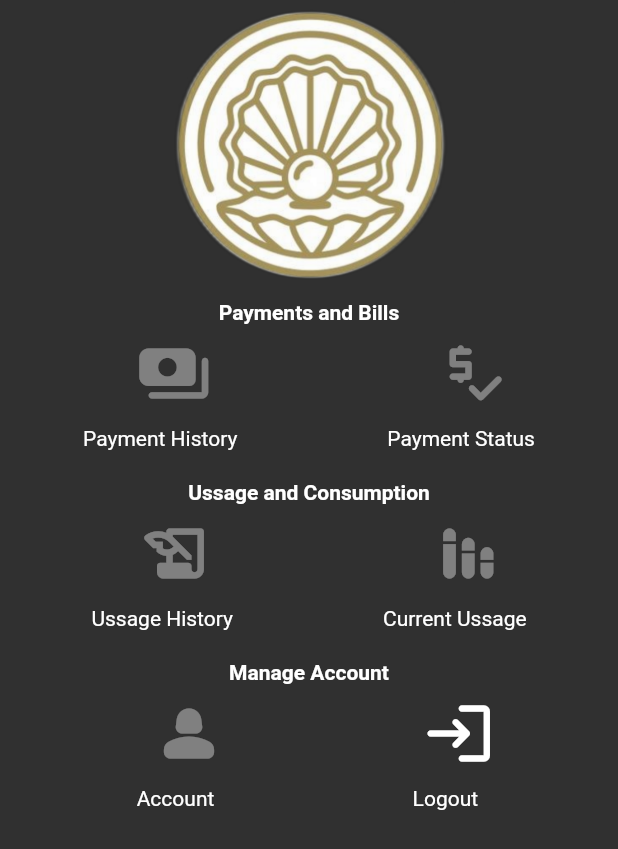
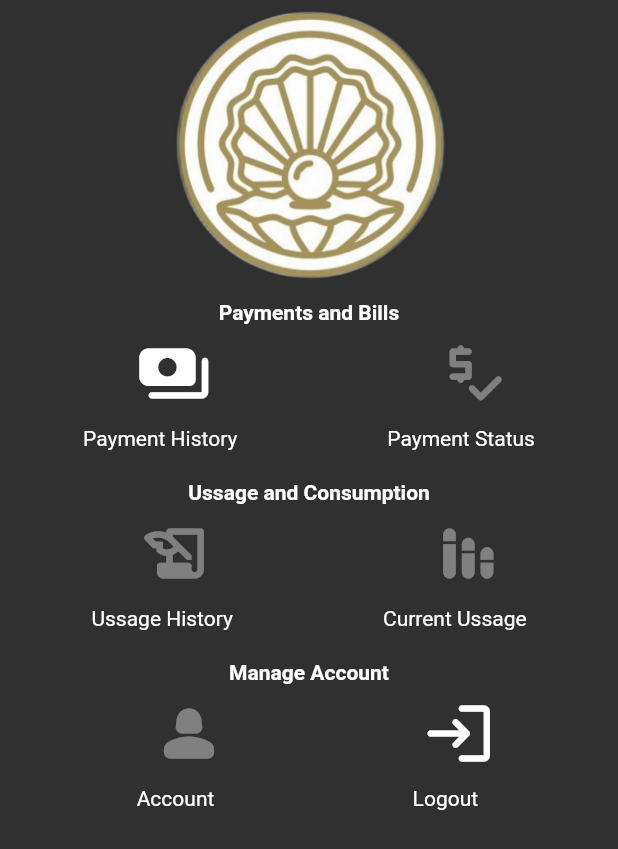
Before and after one commit to nayaksomkar/PearlEnergy, a Flutter app: the HomePage screen opened directly, on a phone screen of 412 x 824 dp. Shown: the top 849 px of the screen. Run offline on Flutter 3.47's test engine with Material 2 defaults, Android fonts, the phone set to English and light mode, and no system bars.

Commit message:
paymenthistory page added

```diff
--- a/lib/pages/homepage/homepagelayout.dart
+++ b/lib/pages/homepage/homepagelayout.dart
@@ -1,5 +1,8 @@
 import 'package:flutter/material.dart';
 import 'package:sample/main.dart';
+import 'Payments and Bills/paymenthistory.dart';
+
+
 
 class HomePage extends StatelessWidget {
   const HomePage({super.key, required this.title});
@@ -28,7 +31,7 @@ class HomePage extends StatelessWidget {
                   'Payments and Bills',
                   style: TextStyle(fontWeight: FontWeight.bold),
                 ),
-                const Row(
+                Row(
                   mainAxisAlignment: MainAxisAlignment.center,
                   crossAxisAlignment: CrossAxisAlignment.center,
                   children: [
@@ -37,19 +40,24 @@ class HomePage extends StatelessWidget {
                       crossAxisAlignment: CrossAxisAlignment.center,
                       children: [
                         IconButton(
-                            onPressed: null,
-                            icon: Icon(
+                            onPressed: () {
+                              Navigator.push(context,
+                                  MaterialPageRoute(builder: (context) {
+                                return const PaymentHistory(title: 'Admin Login');
+                              }));
+                            },
+                            icon: const Icon(
                               Icons.payments_rounded,
                               size: 50,
                             )),
-                        SizedBox(
+                        const SizedBox(
                           height: 20,
                         ),
-                        Text('Payment History')
+                        const Text('Payment History')
                       ],
                     ),
-                    SizedBox(width: 100),
-                    Column(
+                    const SizedBox(width: 100),
+                    const Column(
                       mainAxisAlignment: MainAxisAlignment.center,
                       crossAxisAlignment: CrossAxisAlignment.center,
                       children: [
```
Also changed, not shown: lib/pages/homepage/Payments and Bills/paymenthistory.dart (+24 -0 lines).
